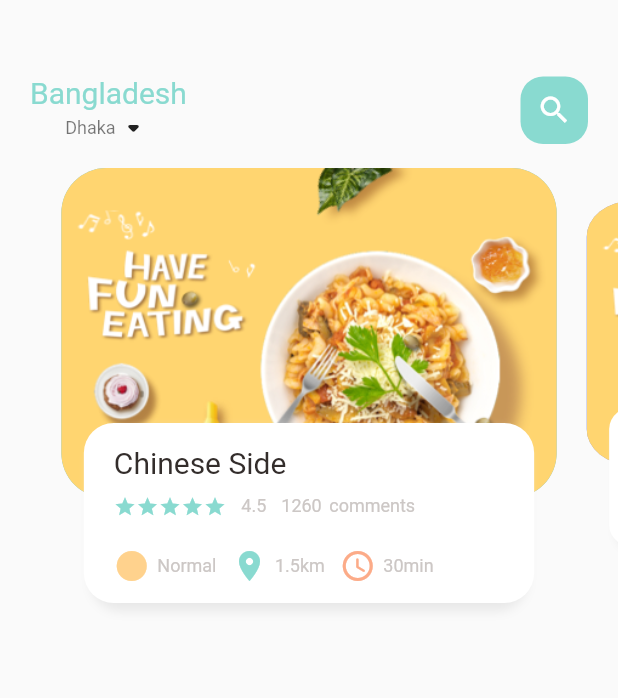
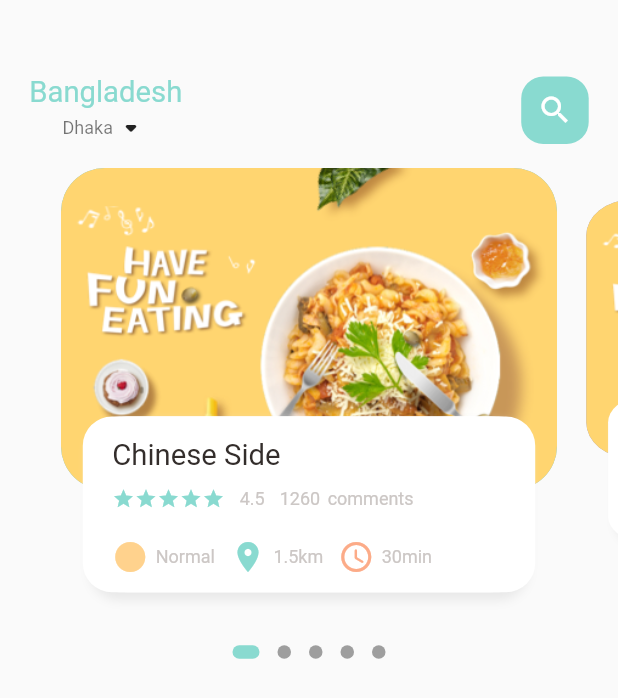
Before and after one commit to shimul53/Food-Delivery-App, a Flutter app: the screen it shows after launch, on a phone screen of 412 x 824 dp. Shown: the top 698 px of the screen. Run offline on Flutter 3.47's test engine with Material 2 defaults, Android fonts, the phone set to English and light mode, and no system bars; drawn by our look-alikes of dots_indicator; our stand-ins replace get.

Commit message:
dynamic screen size

```diff
--- a/lib/home/food_page_body.dart
+++ b/lib/home/food_page_body.dart
@@ -1,5 +1,7 @@
+import 'package:dots_indicator/dots_indicator.dart';
 import 'package:flutter/material.dart';
 import 'package:food_delivery_app/utils/colors.dart';
+import 'package:food_delivery_app/utils/dimensions.dart';
 import 'package:food_delivery_app/widgets/big_text.dart';
 import 'package:food_delivery_app/widgets/icon_and_text_widget.dart';
 import 'package:food_delivery_app/widgets/small_text.dart';
@@ -14,7 +16,7 @@ class _FoodPageBodyState extends State<FoodPageBody> {
   PageController pageController = PageController(viewportFraction: 0.85);
   var _currentPageValue = 0.0;
   double _scaleFactor = 0.8;
-  double _height = 220;
+  double _height = Dimensions.pageViewContainer;
 
   @override
   void initState() {
@@ -36,12 +38,26 @@ class _FoodPageBodyState extends State<FoodPageBody> {
 
   @override
   Widget build(BuildContext context) {
-    return Container(
-     // color: Colors.redAccent,
-      height: 320,
-      child: PageView.builder(controller: pageController,itemCount: 5,itemBuilder: (context,position){
-        return _buildPageItem(position);
-      }),
+    return Column(
+      children: [
+        Container(
+          // color: Colors.redAccent,
+          height: Dimensions.pageView,
+          child: PageView.builder(controller: pageController,itemCount: 5,itemBuilder: (context,position){
+            return _buildPageItem(position);
+          }),
+        ),
+    new DotsIndicator(
+    dotsCount: 5,
+    position: _currentPageValue,
+    decorator: DotsDecorator(
+      activeColor: AppColors.mainColor,
+    size: const Size.square(9.0),
+    activeSize: const Size(18.0, 9.0),
+    activeShape: RoundedRectangleBorder(borderRadius: BorderRadius.circular(5.0)),
+    ),
+    ),
+      ],
     );
   }
   Widget _buildPageItem(int index){
@@ -69,10 +85,10 @@ class _FoodPageBodyState extends State<FoodPageBody> {
       child: Stack(
         children:[
           Container(
-            height: 220,
-            margin: EdgeInsets.only(left: 10,right: 10),
+            height: Dimensions.pageViewContainer,
+            margin: EdgeInsets.only(left: Dimensions.width10,right: Dimensions.width10),
             decoration: BoxDecoration(
-                borderRadius: BorderRadius.circular(30),
+                borderRadius: BorderRadius.circular(Dimensions.radius30),
                 color:index.isEven? Color(0xFF69c5df):Color(0xFF9294cc),
                 image: DecorationImage(
                     fit: BoxFit.cover,
@@ -85,10 +101,10 @@ class _FoodPageBodyState extends State<FoodPageBody> {
           Align(
             alignment: Alignment.bottomCenter,
             child: Container(
-              height: 120,
-              margin: EdgeInsets.only(left: 30,right: 30,bottom: 30),
+              height: Dimensions.pageViewTextContainer,
+              margin: EdgeInsets.only(left: Dimensions.width30,right: Dimensions.width30,bottom: Dimensions.height30),
               decoration: BoxDecoration(
-                  borderRadius: BorderRadius.circular(20),
+                  borderRadius: BorderRadius.circular(Dimensions.radius20),
                   color:Colors.white,
                 boxShadow: [
                   BoxShadow(
@@ -109,12 +125,12 @@ class _FoodPageBodyState extends State<FoodPageBody> {
 
               ),
               child: Container(
-                padding: EdgeInsets.only(top: 15,left: 15,right: 15),
+                padding: EdgeInsets.only(top: Dimensions.height15,left: Dimensions.height15,right: Dimensions.height15),
                 child: Column(
                   crossAxisAlignment: CrossAxisAlignment.start,
                   children: [
                     BigText(text: "Chinese Side"),
-                    SizedBox(height: 10,),
+                    SizedBox(height: Dimensions.height10,),
                     Row(
                       children: [
                         Wrap(
@@ -135,7 +151,7 @@ class _FoodPageBodyState extends State<FoodPageBody> {
                         SmallText(text: "comments"),
                       ],
                     ),
-                    SizedBox(height: 20,),
+                    SizedBox(height: Dimensions.height20,),
                     Row(
                       children: [
                         IconAndTextWidget(icon: Icons.circle_sharp, text: "Normal", iconColor: AppColors.iconColor1),
--- a/lib/home/main_food_page.dart
+++ b/lib/home/main_food_page.dart
@@ -2,6 +2,7 @@
 import 'package:flutter/material.dart';
 import 'package:food_delivery_app/home/food_page_body.dart';
 import 'package:food_delivery_app/utils/colors.dart';
+import 'package:food_delivery_app/utils/dimensions.dart';
 import 'package:food_delivery_app/widgets/big_text.dart';
 import 'package:food_delivery_app/widgets/small_text.dart';
 
@@ -15,13 +16,15 @@ class MainFoodPage extends StatefulWidget {
 class _MainFoodPageState extends State<MainFoodPage> {
   @override
   Widget build(BuildContext context) {
+
     return Scaffold(
       body: Column(
          children: [
+           //showing the header
            Container(
              child: Container(
                margin: EdgeInsets.only(top: 50,bottom: 15),
-               padding: EdgeInsets.only(left: 20,right: 20),
+               padding: EdgeInsets.only(left: Dimensions.width20,right: Dimensions.width20),
                child: Row(
                  mainAxisAlignment: MainAxisAlignment.spaceBetween,
                  children: [
@@ -42,7 +45,7 @@ class _MainFoodPageState extends State<MainFoodPage> {
                        height: 45,
                        child: Icon(Icons.search,color: Colors.white,),
                        decoration: BoxDecoration(
-                         borderRadius: BorderRadius.circular(15),
+                         borderRadius: BorderRadius.circular(Dimensions.radius15),
                          color: AppColors.mainColor,
                        ),
                      ),
@@ -51,6 +54,7 @@ class _MainFoodPageState extends State<MainFoodPage> {
                ),
              ),
            ),
+           //showing the body
            FoodPageBody(),
          ],
       ),
--- a/lib/main.dart
+++ b/lib/main.dart
@@ -1,5 +1,6 @@
 import 'package:flutter/material.dart';
 import 'package:food_delivery_app/home/main_food_page.dart';
+import 'package:get/get_navigation/src/root/get_material_app.dart';
 
 void main() {
   runApp(const MyApp());
@@ -12,7 +13,7 @@ class MyApp extends StatelessWidget {
   @override
   Widget build(BuildContext context) {
 
-    return MaterialApp(
+    return GetMaterialApp(
       debugShowCheckedModeBanner: false,
       title: 'Flutter Demo',
       theme: ThemeData(
--- /dev/null
+++ b/lib/utils/dimensions.dart
@@ -0,0 +1,27 @@
+import 'package:get/get.dart';
+class Dimensions {
+  static double screenHeight = Get.context!.height;
+  static double screenWidth = Get.context!.width;
+
+  static double pageView= screenHeight/2.64;
+  static double pageViewContainer= screenHeight/3.84;
+  static double pageViewTextContainer= screenHeight/7.03;
+//dynamic height padding & margin
+  static double height10 = screenHeight/84.4;
+  static double height15 = screenHeight/56.27;
+  static double height20 = screenHeight/42.2;
+  static double height30 = screenHeight/28.13;
+//dynamic width padding & margin
+  static double width10 = screenHeight/84.4;
+  static double width15 = screenHeight/56.27;
+  static double width20 = screenHeight/42.2;
+  static double width30 = screenHeight/28.13;
+
+
+  static double font20 = screenHeight/42.2;
+//radius
+  static double radius15 = screenHeight/56.27;
+  static double radius20 = screenHeight/42.2;
+  static double radius30 = screenHeight/28.13;
+
+}
--- a/lib/widgets/big_text.dart
+++ b/lib/widgets/big_text.dart
@@ -1,18 +1,19 @@
 import 'package:flutter/cupertino.dart';
 import 'package:flutter/material.dart';
+import 'package:food_delivery_app/utils/dimensions.dart';
 class BigText extends StatelessWidget {
   Color? color;
   final String text;
   double? size;
   TextOverflow? overflow;
-   BigText({Key? key, this.color= const Color(0xFF332d2b), required this.text, this.size=20, this.overflow=TextOverflow.ellipsis}) : super(key: key);
+   BigText({Key? key, this.color= const Color(0xFF332d2b), required this.text, this.size=0, this.overflow=TextOverflow.ellipsis}) : super(key: key);
 
   @override
   Widget build(BuildContext context) {
     return Text(
       text,
       overflow: overflow,
-      style: TextStyle(color: color,fontWeight: FontWeight.w400,fontFamily: 'Roboto',fontSize: size),
+      style: TextStyle(color: color,fontWeight: FontWeight.w400,fontFamily: 'Roboto',fontSize:size == 0? Dimensions.font20 : size),
     );
   }
 }
--- a/pubspec.yaml
+++ b/pubspec.yaml
@@ -15,7 +15,8 @@ environment:
 dependencies:
   flutter:
     sdk: flutter
-  get: ^4.1.4
+  get: ^4.6.1
+  dots_indicator: ^2.1.0
 
   # The following adds the Cupertino Icons font to your application.
   # Use with the CupertinoIcons class for iOS style icons.
```
Also changed, not shown: pubspec.lock.
